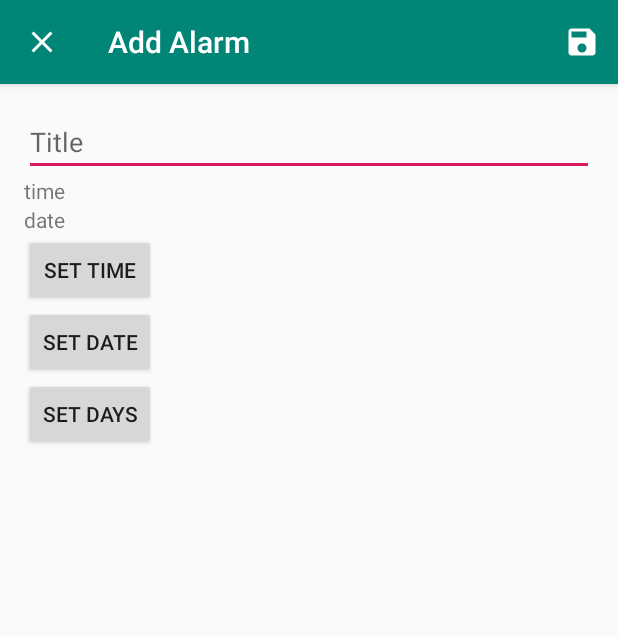
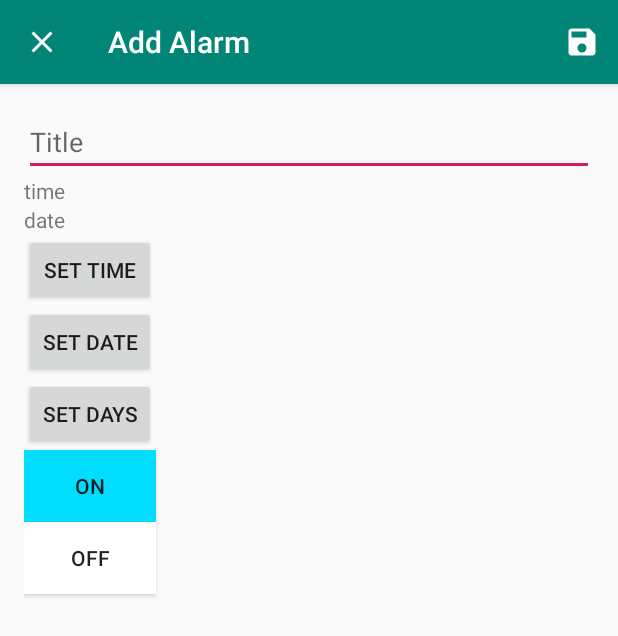
Before and after one commit to Stirk91/Android-Alarm-Clock-App, an Android app: the screen it shows after launch (AddEditAlarmActivity), after a tap on an icon or button, on a phone screen of 412 x 824 dp. Shown: the top 636 px of the screen. Run offline under Robolectric (Android 15) with nearby library versions, the phone set to English and light mode, and no system bars; our stand-ins replace Room's generated code; libraries missing offline, so code that uses them is left out: android.arch.persistence.

```diff
--- a/app/src/main/java/com/example/lindenstirk/customalarmmanagerv6/AddEditAlarmActivity.java
+++ b/app/src/main/java/com/example/lindenstirk/customalarmmanagerv6/AddEditAlarmActivity.java
@@ -3,12 +3,19 @@ package com.example.lindenstirk.customalarmmanagerv6;
 import android.annotation.TargetApi;
 import android.app.AlarmManager;
 import android.app.DatePickerDialog;
+import android.app.Notification;
+import android.app.NotificationChannel;
+import android.app.NotificationManager;
 import android.app.PendingIntent;
 import android.app.TimePickerDialog;
 import android.content.Context;
 import android.content.Intent;
+import android.graphics.Color;
 import android.os.Build;
 import android.support.v4.app.DialogFragment;
+import android.support.v4.app.NotificationCompat;
+import android.support.v4.app.NotificationManagerCompat;
+import android.support.v4.app.TaskStackBuilder;
 import android.support.v7.app.AppCompatActivity;
 import android.os.Bundle;
 import android.view.Menu;
@@ -38,9 +45,14 @@ public class AddEditAlarmActivity extends AppCompatActivity implements TimePicke
     public static final String EXTRA_DATE =
             "com.example.lindenstirk.customalarmmanagerv6.EXTRA_DATE";
 
+
     private EditText editTextTitle;
     private TextView textViewTime;
     private TextView textViewDate;
+
+    private Calendar calendar = Calendar.getInstance();
+
+
 
     @Override
     protected void onCreate(Bundle savedInstanceState) {
@@ -50,6 +62,8 @@ public class AddEditAlarmActivity extends AppCompatActivity implements TimePicke
         editTextTitle = findViewById(R.id.edit_text_title);
         textViewTime = findViewById(R.id.text_view_time);
         textViewDate = findViewById(R.id.text_view_date);
+
+
 
         getSupportActionBar().setHomeAsUpIndicator((R.drawable.ic_close));
 
@@ -65,7 +79,6 @@ public class AddEditAlarmActivity extends AppCompatActivity implements TimePicke
         else {
             setTitle("Add Alarm");
         }
-
 
 
 
@@ -96,6 +109,33 @@ public class AddEditAlarmActivity extends AppCompatActivity implements TimePicke
 
         // Day Picker Fragment
         // TODO button for the user to select days of the week for a repeating alarm
+
+
+
+        // Alarm On / Off
+        final Button alarmOn = findViewById(R.id.alarm_on);
+        final Button alarmOff = findViewById(R.id.alarm_off);
+
+        // Alarm On
+        alarmOn.setOnClickListener(new View.OnClickListener() {
+            @Override
+            public void onClick(View v) {
+              alarmOn.setBackgroundColor(Color.CYAN);
+              alarmOff.setBackgroundColor(Color.WHITE);
+              startAlarm(calendar);
+            }
+        });
+
+        // Alarm Off
+        alarmOff.setOnClickListener(new View.OnClickListener() {
+            @Override
+            public void onClick(View v) {
+                alarmOn.setBackgroundColor(Color.WHITE);
+                alarmOff.setBackgroundColor(Color.CYAN);
+                cancelAlarm();
+            }
+        });
+
     }
 
 
@@ -166,17 +206,14 @@ public class AddEditAlarmActivity extends AppCompatActivity implements TimePicke
     public void onTimeSet(TimePicker view, int hourOfDay, int minute) {
         TextView textView = findViewById(R.id.text_view_time);
 
-        // Makes sure there are two zeros if minute = 0
-        if (minute == 0) {
-            textView.setText(hourOfDay + ":" + minute + 0);
+        // Makes sure there are two zeros if minute < 10
+        if (minute < 10) {
+            textView.setText(hourOfDay + ":" + 0 + minute);
         }
         else {
             textView.setText(hourOfDay + ":" + minute);
         }
 
-
-
-        Calendar calendar = Calendar.getInstance();
         calendar.set(Calendar.HOUR_OF_DAY, hourOfDay);
         calendar.set(Calendar.MINUTE, minute);
         calendar.set(Calendar.SECOND, 0);
@@ -195,7 +232,7 @@ public class AddEditAlarmActivity extends AppCompatActivity implements TimePicke
 
         AlarmManager alarmManager = (AlarmManager) getSystemService(Context.ALARM_SERVICE);
         Intent intent = new Intent(this, AlarmReceiver.class);
-        PendingIntent pendingIntent = PendingIntent.getBroadcast(this, id, intent, 0);
+        PendingIntent pendingIntent = PendingIntent.getBroadcast(this, 1, intent, 0);
 
         if (calendar.before(Calendar.getInstance())) {
             calendar.add(Calendar.DATE, 1); // if time has already passed
@@ -203,6 +240,8 @@ public class AddEditAlarmActivity extends AppCompatActivity implements TimePicke
 
         // sends intent to alarm manager
         alarmManager.setExact(AlarmManager.RTC_WAKEUP, calendar.getTimeInMillis(), pendingIntent);
+
+
     }
 
     private void cancelAlarm() {
@@ -218,4 +257,7 @@ public class AddEditAlarmActivity extends AppCompatActivity implements TimePicke
 
 
 
-}
+
+
+
+    }
--- a/app/src/main/java/com/example/lindenstirk/customalarmmanagerv6/DatePickerFragment.java
+++ b/app/src/main/java/com/example/lindenstirk/customalarmmanagerv6/DatePickerFragment.java
@@ -28,6 +28,6 @@ public class DatePickerFragment extends DialogFragment {
       //  calendar.set(Calendar.MONTH, month);
       //  calendar.set(Calendar.DAY_OF_MONTH, day);
 
-        return new DatePickerDialog(getActivity(), android.R.style.Theme_Holo_Light_Dialog_MinWidth, (DatePickerDialog.OnDateSetListener)getActivity(), month, day, year);
+        return new DatePickerDialog(getActivity(), android.R.style.Theme_Holo_Light_Dialog_MinWidth, (DatePickerDialog.OnDateSetListener)getActivity(), year, month, day);
     }
 }
--- a/app/src/main/java/com/example/lindenstirk/customalarmmanagerv6/MainActivity.java
+++ b/app/src/main/java/com/example/lindenstirk/customalarmmanagerv6/MainActivity.java
@@ -1,13 +1,21 @@
 package com.example.lindenstirk.customalarmmanagerv6;
 
 
+import android.app.NotificationChannel;
+import android.app.NotificationManager;
+import android.app.PendingIntent;
 import android.arch.lifecycle.Observer;
 import android.arch.lifecycle.ViewModelProviders;
+import android.content.Context;
 import android.content.Intent;
+import android.graphics.Color;
+import android.os.Build;
 import android.os.Bundle;
 import android.support.annotation.NonNull;
 import android.support.annotation.Nullable;
 import android.support.design.widget.FloatingActionButton;
+import android.support.v4.app.NotificationCompat;
+import android.support.v4.app.TaskStackBuilder;
 import android.support.v7.app.AppCompatActivity;
 import android.support.v7.widget.LinearLayoutManager;
 import android.support.v7.widget.RecyclerView;
@@ -18,9 +26,20 @@ import android.widget.Toast;
 import java.util.List;
 
 public class MainActivity extends AppCompatActivity {
+
+    // Notification Channels
+    public static final String CHANNEL_01_ID = "channel01";
+    public static final String CHANNEL_02_ID = "channel02";
+
+
     public static final int ADD_ALARM_REQUEST = 1;
     public static final int EDIT_ALARM_REQUEST = 2;
     private AlarmViewModel alarmViewModel;
+
+
+
+
+
 
     @Override
     protected void onCreate(Bundle savedInstanceState) {
@@ -79,14 +98,12 @@ public class MainActivity extends AppCompatActivity {
             }
         });
 
+        // Create Notification Channels
+        createNotificationChannels();
+    }
 
 
 
-
-
-
-
-    }
 
     @Override
     protected void onActivityResult(int requestCode, int resultCode, @Nullable Intent data) {
@@ -127,4 +144,37 @@ public class MainActivity extends AppCompatActivity {
         }
 
     }
+
+
+    // Notifications
+
+    private void createNotificationChannels(){
+        if (Build.VERSION.SDK_INT >= Build.VERSION_CODES.O) {
+            NotificationChannel channel01 = new NotificationChannel(
+                    CHANNEL_01_ID,
+                    "Channel 01",
+                    NotificationManager.IMPORTANCE_HIGH
+            );
+            channel01.setDescription("This is Channel 01");
+
+            NotificationChannel channel02 = new NotificationChannel(
+                    CHANNEL_02_ID,
+                    "Channel 02",
+                    NotificationManager.IMPORTANCE_LOW
+            );
+            channel02.setDescription("This is Channel 02");
+
+            NotificationManager manager = getSystemService(NotificationManager.class);
+            manager.createNotificationChannel(channel01);
+            manager.createNotificationChannel(channel02);
+
+        }
+    }
+
+
+
+
+
+
+
 }
--- /dev/null
+++ b/app/src/main/res/drawable/n_icon_01.xml
@@ -0,0 +1,5 @@
+<vector android:height="24dp" android:tint="#FFFFFF"
+    android:viewportHeight="24.0" android:viewportWidth="24.0"
+    android:width="24dp" xmlns:android="http://schemas.android.com/apk/res/android">
+    <path android:fillColor="#FF000000" android:pathData="M19,3L5,3c-1.1,0 -2,0.9 -2,2v14c0,1.1 0.9,2 2,2h14c1.1,0 2,-0.9 2,-2L21,5c0,-1.1 -0.9,-2 -2,-2zM14,17h-2L12,9h-2L10,7h4v10z"/>
+</vector>
--- /dev/null
+++ b/app/src/main/res/drawable/n_icon_02.xml
@@ -0,0 +1,5 @@
+<vector android:height="24dp" android:tint="#FFFFFF"
+    android:viewportHeight="24.0" android:viewportWidth="24.0"
+    android:width="24dp" xmlns:android="http://schemas.android.com/apk/res/android">
+    <path android:fillColor="#FF000000" android:pathData="M19,3L5,3c-1.1,0 -2,0.9 -2,2v14c0,1.1 0.9,2 2,2h14c1.1,0 2,-0.9 2,-2L21,5c0,-1.1 -0.9,-2 -2,-2zM15,11c0,1.11 -0.9,2 -2,2h-2v2h4v2L9,17v-4c0,-1.11 0.9,-2 2,-2h2L13,9L9,9L9,7h4c1.1,0 2,0.89 2,2v2z"/>
+</vector>
--- a/app/src/main/res/layout/activity_add_alarm.xml
+++ b/app/src/main/res/layout/activity_add_alarm.xml
@@ -48,5 +48,19 @@
         android:layout_height="wrap_content"
         android:text="Set Days" />
 
+    <Button
+        android:id="@+id/alarm_on"
+        android:layout_width="wrap_content"
+        android:layout_height="wrap_content"
+        android:background="@android:color/holo_blue_bright"
+        android:text="On" />
+
+    <Button
+        android:id="@+id/alarm_off"
+        android:layout_width="wrap_content"
+        android:layout_height="wrap_content"
+        android:background="@android:color/white"
+        android:text="Off" />
+
 
 </LinearLayout>
--- a/app/src/main/res/values/strings.xml
+++ b/app/src/main/res/values/strings.xml
@@ -1,3 +1,3 @@
 <resources>
-    <string name="app_name">Custom Alarm Manager v7</string>
+    <string name="app_name">Custom Alarm Manager v10</string>
 </resources>
```
Also changed, not shown: app/src/main/AndroidManifest.xml (+3 -4 lines), app/src/main/java/com/example/lindenstirk/customalarmmanagerv6/Alarm.java (+2 -6 lines), app/src/main/java/com/example/lindenstirk/customalarmmanagerv6/AlarmReceiver.java (+39 -2 lines), app/src/main/java/com/example/lindenstirk/customalarmmanagerv6/AlarmRingingFragment.java (added, +9 -0 lines), app/src/main/java/com/example/lindenstirk/customalarmmanagerv6/RingtoneService.java (+7 -1 lines), 1 other file.
